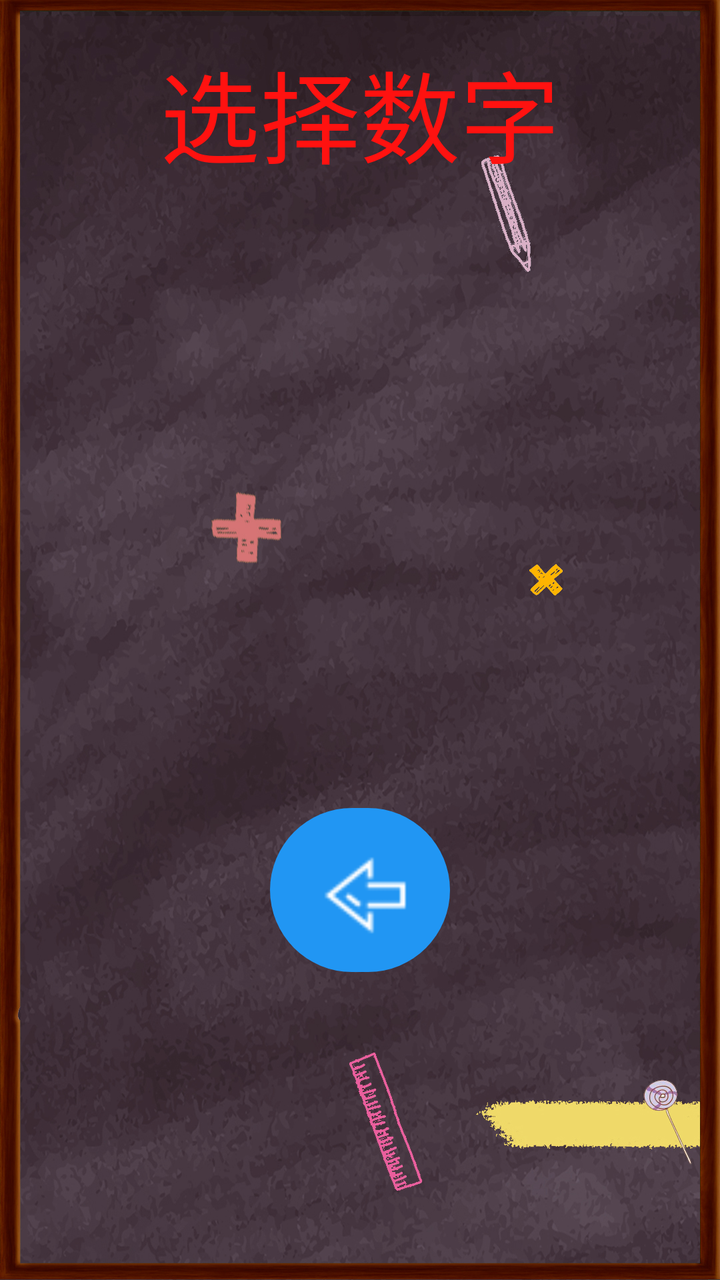
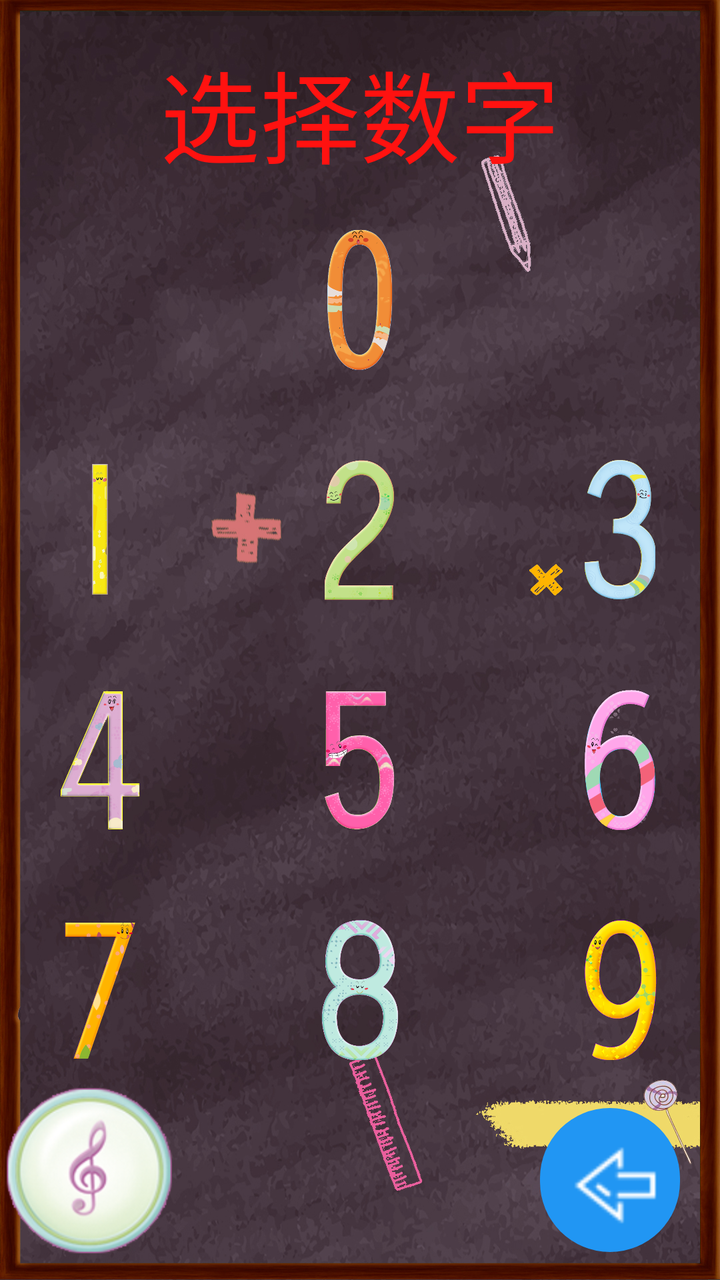

An Android layout rendered at two revisions. The XML below is the earlier revision; the diff shows what the commit changed to produce the second picture.
<!-- AndroidManifest.xml: application theme Theme.NumberGame -->
<!-- res/layout/activity_select.xml -->
<?xml version="1.0" encoding="utf-8"?>
<androidx.constraintlayout.widget.ConstraintLayout xmlns:android="http://schemas.android.com/apk/res/android"
    xmlns:app="http://schemas.android.com/apk/res-auto"
    xmlns:tools="http://schemas.android.com/tools"
    android:id="@+id/main"
    android:layout_width="match_parent"
    android:layout_height="match_parent"
    tools:context=".SelectActivity">

    <ImageView
        android:id="@+id/selectBackground"
        android:layout_width="0dp"
        android:layout_height="0dp"
        android:scaleType="centerCrop"
        android:src = "@drawable/bg"
        app:layout_constraintBottom_toBottomOf="parent"
        app:layout_constraintTop_toTopOf="parent"
        app:layout_constraintEnd_toEndOf="parent"
        app:layout_constraintStart_toStartOf="parent" />

    <TextView
        android:id = "@+id/selectText"
        android:layout_width="wrap_content"
        android:layout_height="wrap_content"
        android:text = "选择数字"
        android:textSize="50sp"
        android:textColor="#ff1210"
        app:layout_constraintStart_toStartOf="parent"
        app:layout_constraintEnd_toEndOf="parent"
        app:layout_constraintTop_toTopOf="parent"
        android:layout_marginTop="20dp" />


    <com.google.android.material.button.MaterialButton
        android:id="@+id/selectReback"
        android:layout_width="90dp"
        android:layout_height="90dp"
        app:icon="@drawable/back_bg"
        app:iconSize="80dp"
        app:shapeAppearanceOverlay="@style/roundButton"
        app:layout_constraintStart_toStartOf="parent"
        app:layout_constraintEnd_toEndOf="parent"
        app:layout_constraintBottom_toBottomOf="parent"
        android:layout_marginBottom="150dp"

        app:backgroundTint="#2196F3"
        app:iconPadding="0dp"
        app:iconGravity="textStart"
        android:padding="0dp"/>

</androidx.constraintlayout.widget.ConstraintLayout>
<!-- resources referenced by this layout -->
<resources>
  <!-- drawable back_bg: png bitmap (drawable, 15103 bytes) -->
  <!-- drawable bg: jpg bitmap (drawable, 761936 bytes) -->
  <style name="roundButton">
          
          <item name="cornerFamily">rounded</item>
          
          <item name="cornerSize">50%</item>
      </style>
  <style name="Theme.NumberGame" parent="Base.Theme.NumberGame" />
  <style name="Base.Theme.NumberGame" parent="Theme.Material3.DayNight.NoActionBar">
          
          
      </style>
</resources>

<!-- the commit's change to res/layout/activity_select.xml (unified diff, before → after) -->
@@ -30,22 +30,201 @@
         app:layout_constraintTop_toTopOf="parent"
         android:layout_marginTop="20dp" />
 
-
-    <com.google.android.material.button.MaterialButton
-        android:id="@+id/selectReback"
+    
+    <ImageButton
+        android:id="@+id/select_music"
         android:layout_width="90dp"
         android:layout_height="90dp"
+        android:src = "@drawable/btn_music1"
+        android:scaleType = "fitCenter"
+        android:background="@android:color/transparent"
+        app:layout_constraintStart_toStartOf="parent"
+        app:layout_constraintBottom_toBottomOf="parent"
+        android:layout_marginBottom="10dp"
+        />
+
+   <com.google.android.material.button.MaterialButton
+       android:id="@+id/selectReback"
+        android:layout_width="70dp"
+        android:layout_height="80dp"
         app:icon="@drawable/back_bg"
         app:iconSize="80dp"
         app:shapeAppearanceOverlay="@style/roundButton"
-        app:layout_constraintStart_toStartOf="parent"
         app:layout_constraintEnd_toEndOf="parent"
         app:layout_constraintBottom_toBottomOf="parent"
-        android:layout_marginBottom="150dp"
+        android:layout_marginEnd="20dp"
+        android:layout_marginBottom="10dp"
 
         app:backgroundTint="#2196F3"
         app:iconPadding="0dp"
         app:iconGravity="textStart"
         android:padding="0dp"/>
 
+    <ImageButton
+        android:id="@+id/Number0"
+        android:layout_width="70dp"
+        android:layout_height="70dp"
+
+        android:background="@android:color/transparent"
+        android:scaleType="fitCenter"
+        android:src = "@drawable/on0_24"
+
+
+        app:layout_constraintStart_toStartOf="parent"
+        app:layout_constraintEnd_toEndOf="parent"
+        app:layout_constraintTop_toTopOf="parent"
+        android:layout_marginTop="115dp"
+        />
+
+    <ImageButton
+        android:id="@+id/Number2"
+        android:layout_width="70dp"
+        android:layout_height="70dp"
+
+        android:background="@android:color/transparent"
+        android:scaleType="fitCenter"
+        android:src = "@drawable/on2_24"
+
+        app:layout_constraintStart_toStartOf="parent"
+        app:layout_constraintEnd_toEndOf="parent"
+        app:layout_constraintTop_toTopOf="@+id/Number0"
+        android:layout_marginTop="115dp"
+        />
+
+    <ImageButton
+        android:id="@+id/Number5"
+        android:layout_width="70dp"
+        android:layout_height="70dp"
+
+        android:background="@android:color/transparent"
+        android:scaleType="fitCenter"
+        android:src = "@drawable/on5_24"
+
+
+        app:layout_constraintStart_toStartOf="parent"
+        app:layout_constraintEnd_toEndOf="parent"
+        app:layout_constraintTop_toTopOf="@+id/Number2"
+        android:layout_marginTop="115dp"
+        />
+
+    <ImageButton
+        android:id="@+id/Number8"
+        android:layout_width="70dp"
+        android:layout_height="70dp"
+
+        android:background="@android:color/transparent"
+        android:scaleType="fitCenter"
+        android:src = "@drawable/on8_24"
+
+
+        app:layout_constraintStart_toStartOf="parent"
+        app:layout_constraintEnd_toEndOf="parent"
+        app:layout_constraintTop_toTopOf="@+id/Number5"
+        android:layout_marginTop="115dp"
+        />
+
+    <ImageButton
+        android:id="@+id/Number1"
+        android:layout_width="70dp"
+        android:layout_height="70dp"
+
+        android:background="@android:color/transparent"
+        android:scaleType="fitCenter"
+        android:src = "@drawable/on1_24"
+
+
+        app:layout_constraintStart_toStartOf="parent"
+        app:layout_constraintEnd_toEndOf="@+id/Number2"
+        app:layout_constraintTop_toTopOf="@+id/Number0"
+        android:layout_marginTop="115dp"
+        android:layout_marginEnd="115dp"
+        />
+
+    <ImageButton
+        android:id="@+id/Number4"
+        android:layout_width="70dp"
+        android:layout_height="70dp"
+
+        android:background="@android:color/transparent"
+        android:scaleType="fitCenter"
+        android:src = "@drawable/on4_24"
+
+
+        app:layout_constraintStart_toStartOf="parent"
+        app:layout_constraintEnd_toEndOf="@+id/Number5"
+        app:layout_constraintTop_toTopOf="@+id/Number1"
+        android:layout_marginTop="115dp"
+        android:layout_marginEnd="115dp"
+        />
+
+    <ImageButton
+        android:id="@+id/Number7"
+        android:layout_width="70dp"
+        android:layout_height="70dp"
+
+        android:background="@android:color/transparent"
+        android:scaleType="fitCenter"
+        android:src = "@drawable/on7_24"
+
+
+        app:layout_constraintStart_toStartOf="parent"
+        app:layout_constraintEnd_toEndOf="@+id/Number8"
+        app:layout_constraintTop_toTopOf="@+id/Number4"
+        android:layout_marginTop="115dp"
+        android:layout_marginEnd="115dp"
+        />
+
+    <ImageButton
+        android:id="@+id/Number3"
+        android:layout_width="70dp"
+        android:layout_height="70dp"
+
+        android:background="@android:color/transparent"
+        android:scaleType="fitCenter"
+        android:src = "@drawable/on3_24"
+
+
+        app:layout_constraintStart_toStartOf="@+id/Number2"
+        app:layout_constraintEnd_toEndOf="parent"
+        app:layout_constraintTop_toTopOf="@+id/Number0"
+        android:layout_marginTop="115dp"
+        android:layout_marginStart="115dp"
+        />
+
+    <ImageButton
+        android:id="@+id/Number6"
+        android:layout_width="70dp"
+        android:layout_height="70dp"
+
+        android:background="@android:color/transparent"
+        android:scaleType="fitCenter"
+        android:src = "@drawable/on6_24"
+
+
+        app:layout_constraintStart_toStartOf="@+id/Number5"
+        app:layout_constraintEnd_toEndOf="parent"
+        app:layout_constraintTop_toTopOf="@+id/Number3"
+        android:layout_marginTop="115dp"
+        android:layout_marginStart="115dp"
+        />
+
+    <ImageButton
+        android:id="@+id/Number9"
+        android:layout_width="70dp"
+        android:layout_height="70dp"
+
+        android:background="@android:color/transparent"
+        android:scaleType="fitCenter"
+        android:src = "@drawable/on9_24"
+
+
+        app:layout_constraintStart_toStartOf="@+id/Number8"
+        app:layout_constraintEnd_toEndOf="parent"
+        app:layout_constraintTop_toTopOf="@+id/Number6"
+        android:layout_marginTop="115dp"
+        android:layout_marginStart="115dp"
+        />
+
+
+
 </androidx.constraintlayout.widget.ConstraintLayout>
<!-- resource entries referenced after the edit -->
@@ -2,6 +2,17 @@
 <resources>
   <!-- drawable back_bg: png bitmap (drawable, 15103 bytes) -->
   <!-- drawable bg: jpg bitmap (drawable, 761936 bytes) -->
+  <!-- drawable btn_music1: png bitmap (drawable, 43957 bytes) -->
+  <!-- drawable on0_24: png bitmap (drawable, 70054 bytes) -->
+  <!-- drawable on1_24: png bitmap (drawable, 43229 bytes) -->
+  <!-- drawable on2_24: png bitmap (drawable, 67587 bytes) -->
+  <!-- drawable on3_24: png bitmap (drawable, 93115 bytes) -->
+  <!-- drawable on4_24: png bitmap (drawable, 84010 bytes) -->
+  <!-- drawable on5_24: png bitmap (drawable, 80604 bytes) -->
+  <!-- drawable on6_24: png bitmap (drawable, 75906 bytes) -->
+  <!-- drawable on7_24: png bitmap (drawable, 51886 bytes) -->
+  <!-- drawable on8_24: png bitmap (drawable, 84058 bytes) -->
+  <!-- drawable on9_24: png bitmap (drawable, 73229 bytes) -->
   <style name="roundButton">
           
           <item name="cornerFamily">rounded</item>
